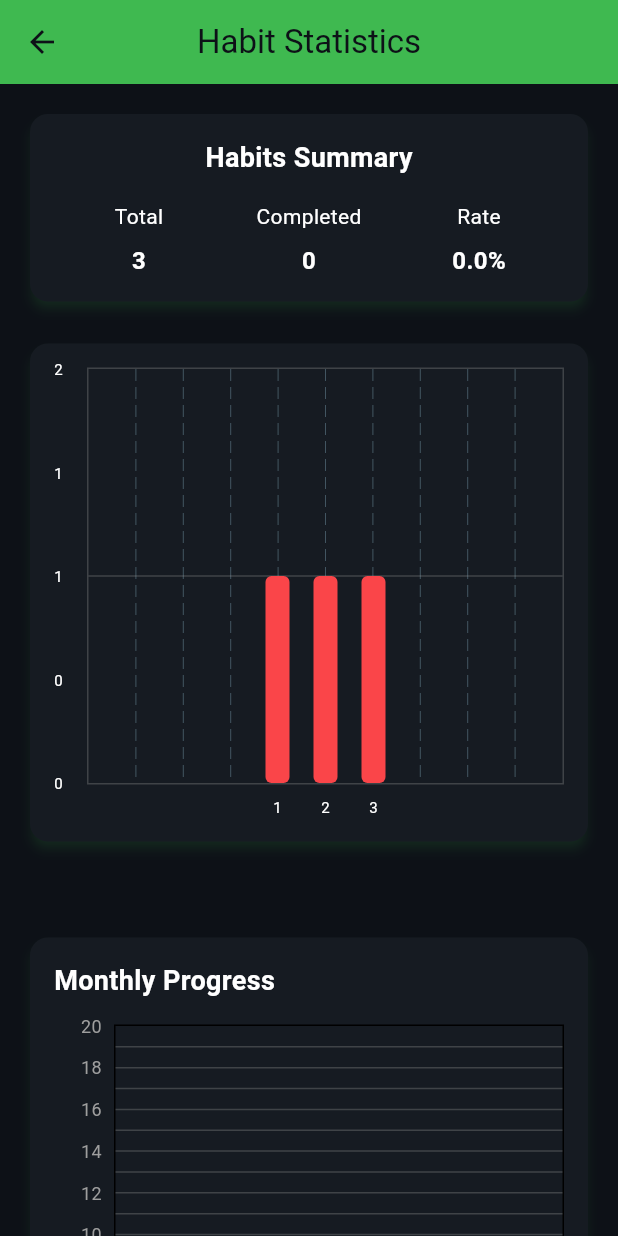
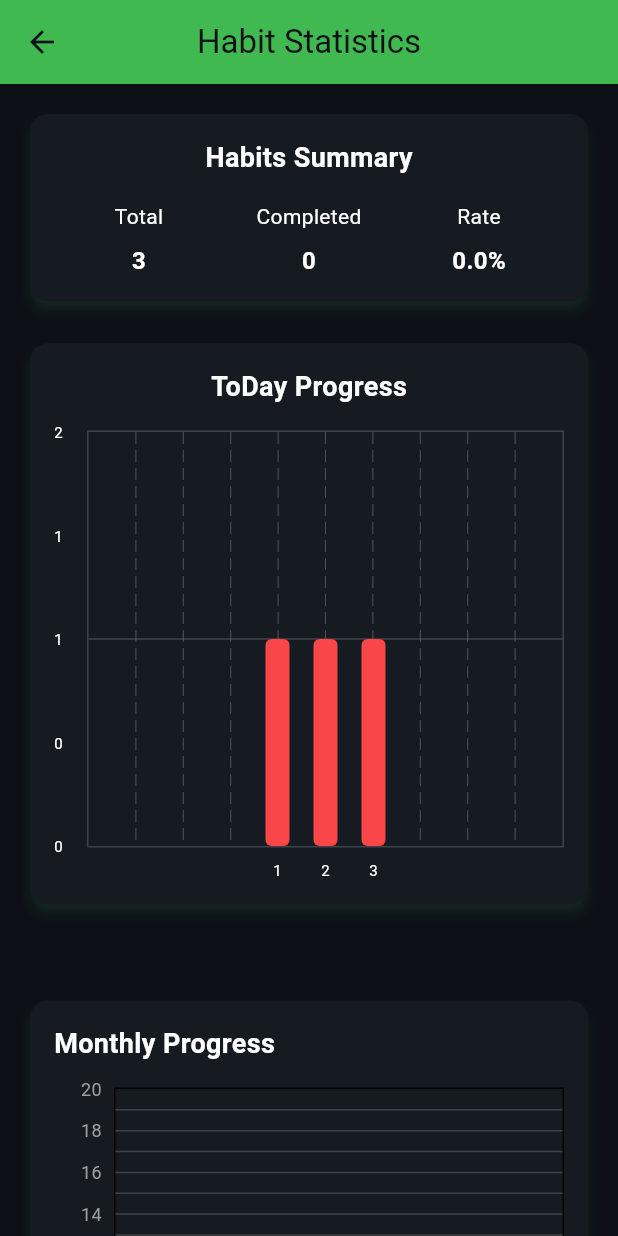
Before and after one commit to abod8639/flutter_habit_tracker, a Flutter app: the screen it shows after launch, in the side drawer, after a tap on "Rate", on a phone screen of 412 x 824 dp. Run offline on Flutter 3.47's test engine with Material 3 defaults, Android fonts, the light colour scheme and no system bars; drawn by our look-alikes of fl_chart; our stand-ins replace flutter_heatmap_calendar, flutter_slidable, get, hive, hive_flutter; accounts and stored records are empty.

Commit message:
add image

```diff
--- a/lib/view/HabitStatsPage/widget/BuildBarChart.dart
+++ b/lib/view/HabitStatsPage/widget/BuildBarChart.dart
@@ -19,7 +19,14 @@ Widget BuildBarChart(
   return Card(
     child: Padding(
       padding: const EdgeInsets.all(16.0),
-      child: SizedBox(
+      child: Column(
+        children: [
+          const Text(
+            'ToDay Progress',
+            style: TextStyle(fontSize: 18, fontWeight: FontWeight.bold),
+          ),
+          const SizedBox(height: 16),
+          SizedBox(
             height: 300,
             child: BarChart(
               BarChartData(
@@ -59,7 +66,9 @@ Widget BuildBarChart(
                   rightTitles: AxisTitles(
                     sideTitles: SideTitles(showTitles: false),
                   ),
-              topTitles: AxisTitles(sideTitles: SideTitles(showTitles: false)),
+                  topTitles: AxisTitles(
+                    sideTitles: SideTitles(showTitles: false),
+                  ),
                 ),
                 gridData: FlGridData(
                   horizontalInterval: 1,
@@ -99,6 +108,8 @@ Widget BuildBarChart(
               ),
             ),
           ),
+        ],
+      ),
     ),
   );
 }
--- a/lib/view/HabitStatsPage/widget/BuildTreandChart.dart
+++ b/lib/view/HabitStatsPage/widget/BuildTreandChart.dart
@@ -138,11 +138,11 @@ Widget BuildTrendChart(
               ),
             ),
           ),
-          const SizedBox(height: 16),
-          const Text(
-            'Habit Completion Trend',
-            style: TextStyle(fontSize: 14, fontWeight: FontWeight.bold),
-          ),
+          // const SizedBox(height: 16),
+          // const Text(
+          //   'Habit Completion Trend',
+          //   style: TextStyle(fontSize: 14, fontWeight: FontWeight.bold),
+          // ),
         ],
       ),
     ),
```
Also changed, not shown: assets/image/image3.png. Lines whose indentation alone changed are shown as unchanged.
